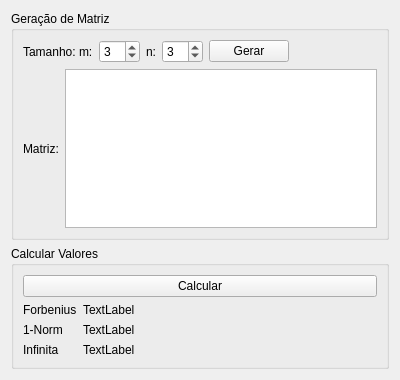
Above: Algebra/Matrix01/T2/matrix_norm_tab.ui from RicardoBusta/Doutorado before the change. Below: the same form after it.
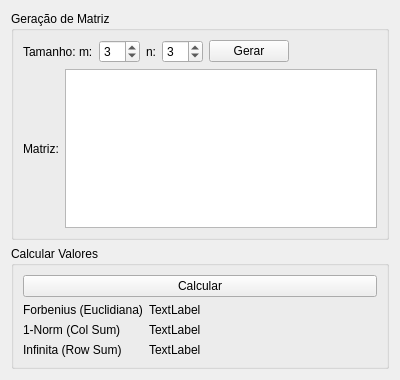
That is the form after the change.

Commit message: Alterando a formatação de alguns arquivos e terminando implementação do matrix norms.

Diff of the .ui file:
```diff
--- a/Algebra/Matrix01/T2/matrix_norm_tab.ui
+++ b/Algebra/Matrix01/T2/matrix_norm_tab.ui
@@ -127,7 +127,7 @@
         <item row="0" column="0">
          <widget class="QLabel" name="label_2">
           <property name="text">
-           <string>Forbenius</string>
+           <string>Forbenius (Euclidiana)</string>
           </property>
          </widget>
         </item>
@@ -141,7 +141,7 @@
         <item row="1" column="0">
          <widget class="QLabel" name="label_3">
           <property name="text">
-           <string>1-Norm</string>
+           <string>1-Norm (Col Sum)</string>
           </property>
          </widget>
         </item>
@@ -155,7 +155,7 @@
         <item row="2" column="0">
          <widget class="QLabel" name="label_4">
           <property name="text">
-           <string>Infinita</string>
+           <string>Infinita (Row Sum)</string>
           </property>
          </widget>
         </item>
```
The commit also changes 26 other files.
